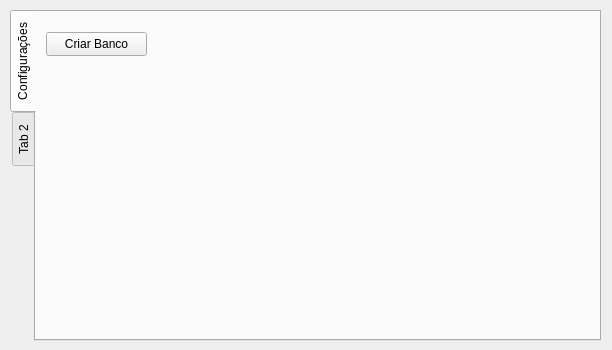
Qt form form.ui (selrahcsan/CrachaFacil) before a commit.
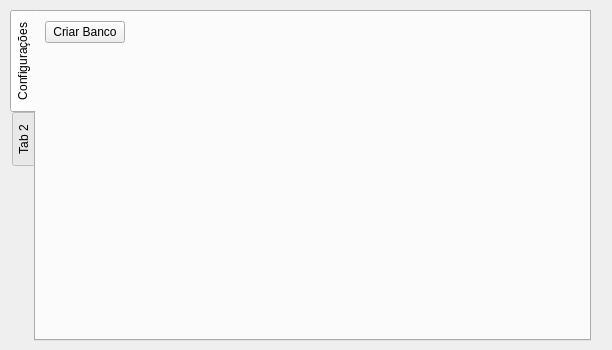
The same form after that commit.

Diff of the .ui file:
```diff
--- a/form.ui
+++ b/form.ui
@@ -18,7 +18,7 @@
     <rect>
      <x>10</x>
      <y>10</y>
-     <width>591</width>
+     <width>581</width>
      <height>331</height>
     </rect>
    </property>
@@ -29,19 +29,15 @@
     <attribute name="title">
      <string>Configurações</string>
     </attribute>
+    <layout class="QFormLayout" name="formLayout">
+     <item row="0" column="0">
     <widget class="QPushButton" name="criar_banco_sqlite">
-     <property name="geometry">
-      <rect>
-       <x>10</x>
-       <y>20</y>
-       <width>101</width>
-       <height>24</height>
-      </rect>
-     </property>
      <property name="text">
       <string>Criar Banco</string>
      </property>
     </widget>
+     </item>
+    </layout>
    </widget>
    <widget class="QWidget" name="tab_2">
     <attribute name="title">
```
Lines whose indentation alone changed are shown as unchanged.
